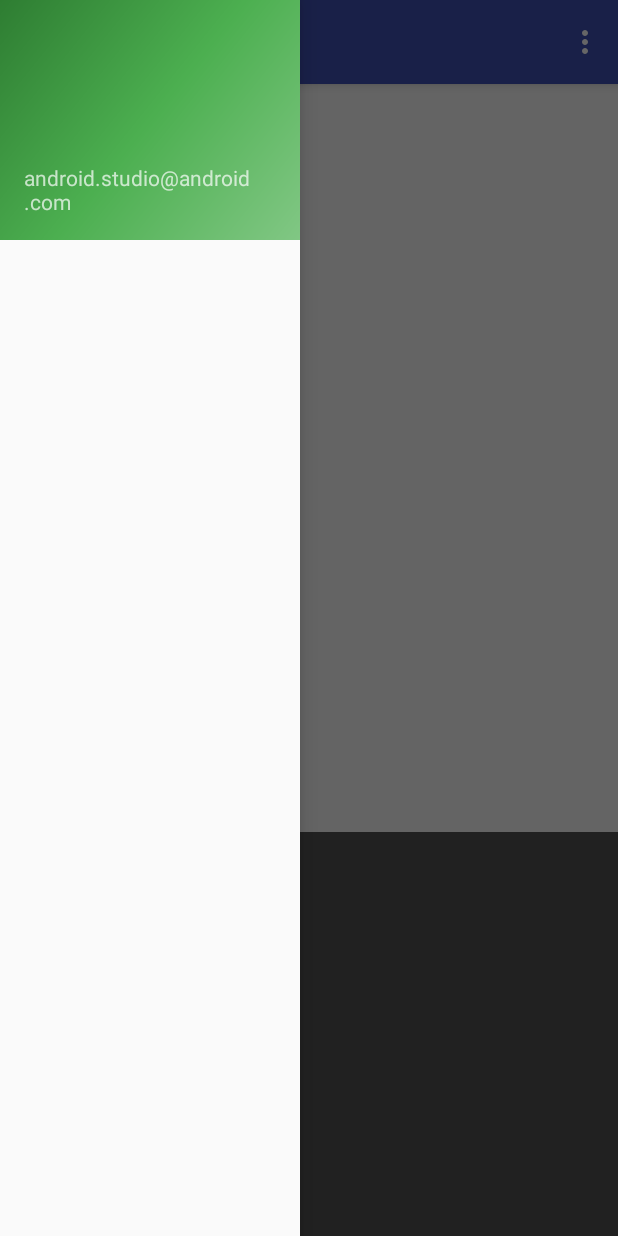
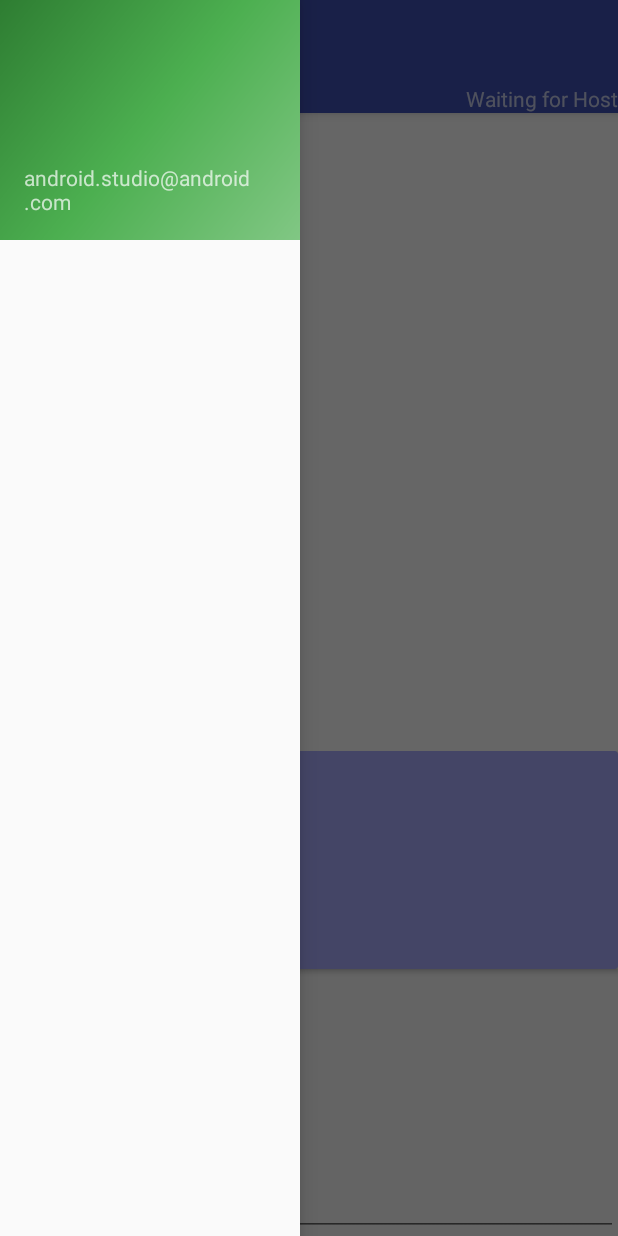
Before and after one commit to kjbappsllc/IDoodle, an Android app: the GameActivity screen opened directly, with no data from a screen before it, with the side drawer open, on a phone screen of 412 x 824 dp. Run offline under Robolectric (Android 15) with nearby library versions, the phone set to English and light mode, and no system bars; our stand-ins replace EventBus, Firebase (no records; nobody signed in at launch, a user with empty details on screens opened directly).

Commit message:
added the difference between drawer and user. Updated the state machine that takes in the Pregame state and the drawing state. Distinguished between host and user.  added some auxillary functions.

```diff
--- a/app/src/main/java/hu/ait/keyshawn/idoodle/GameActivity.java
+++ b/app/src/main/java/hu/ait/keyshawn/idoodle/GameActivity.java
@@ -15,7 +15,9 @@ import android.support.v7.app.AppCompatActivity;
 import android.support.v7.widget.Toolbar;
 import android.view.Menu;
 import android.view.MenuItem;
+import android.widget.Button;
 import android.widget.ImageView;
+import android.widget.TextView;
 
 import com.bumptech.glide.Glide;
 import com.bumptech.glide.load.engine.DiskCacheStrategy;
@@ -36,9 +38,13 @@ import com.google.firebase.database.ValueEventListener;
 
 import org.greenrobot.eventbus.EventBus;
 import org.greenrobot.eventbus.Subscribe;
+import org.w3c.dom.Text;
 
 import java.util.ArrayList;
 import java.util.HashMap;
+import java.util.List;
+import java.util.Map;
+import java.util.TreeMap;
 import java.util.UUID;
 
 import hu.ait.keyshawn.idoodle.View.DrawingView;
@@ -52,8 +58,15 @@ public class GameActivity extends AppCompatActivity
 
     private DrawingView dvMain;
     public ImageView ivProjectedCanvas;
+    public FloatingActionButton fab;
     public DatabaseReference mDatabase;
     public user currentUser;
+    public String currentDrawerID;
+    public Button btnStart;
+    public TextView tvWaiting;
+    public String hostUserID;
+    public TreeMap<String , Integer> gameUsers = new TreeMap<>();
+    public List<String> gameUserIDS = new ArrayList<>();
 
     @Override
     protected void onCreate(Bundle savedInstanceState) {
@@ -68,7 +81,11 @@ public class GameActivity extends AppCompatActivity
 
         initGameUserListEventListener();
 
+        initGameHostIDEventListener();
+
         initGameStateEventListener();
+
+        initCurrentDrawerEventListener();
     }
 
     private void initDB() {
@@ -76,6 +93,7 @@ public class GameActivity extends AppCompatActivity
         String gameKey = mDatabase.child(constants.db_Games).push().getKey();
 
         game newGame = new game(gameKey, "Test Game" );
+        setTitle(newGame.getGameName());
         mDatabase.child(constants.db_Games).child(gameKey).setValue(newGame);
 
         currentUser = getCurrentUser();
@@ -99,11 +117,21 @@ public class GameActivity extends AppCompatActivity
         dvMain = (DrawingView) findViewById(R.id.dvMainCanvas);
         ivProjectedCanvas = (ImageView) findViewById(R.id.ivProjectedCanvas);
 
-        FloatingActionButton fab = (FloatingActionButton) findViewById(R.id.fab);
+        fab = (FloatingActionButton) findViewById(R.id.fab);
         fab.setOnClickListener(new View.OnClickListener() {
             @Override
             public void onClick(View view) {
                 dvMain.clearDrawing();
+            }
+        });
+
+        btnStart = (Button) findViewById(R.id.btnStart);
+        tvWaiting = (TextView) findViewById(R.id.tvWaiting);
+
+        btnStart.setOnClickListener(new View.OnClickListener() {
+            @Override
+            public void onClick(View v) {
+                startGame();
             }
         });
 
@@ -115,6 +143,20 @@ public class GameActivity extends AppCompatActivity
 
         NavigationView navigationView = (NavigationView) findViewById(R.id.nav_view);
         navigationView.setNavigationItemSelectedListener(this);
+    }
+
+    public void initGameHostIDEventListener() {
+        mDatabase.child(constants.db_Games).child(currentUser.getCurrentGameID()).child(constants.db_Games_hostID).addValueEventListener(new ValueEventListener() {
+            @Override
+            public void onDataChange(DataSnapshot dataSnapshot) {
+                hostUserID = dataSnapshot.getValue(String.class);
+            }
+
+            @Override
+            public void onCancelled(DatabaseError databaseError) {
+
+            }
+        });
     }
 
     public void initGameDrawingEventLister() {
@@ -154,7 +196,13 @@ public class GameActivity extends AppCompatActivity
                 child(constants.db_Games_Userlist).addChildEventListener(new ChildEventListener() {
             @Override
             public void onChildAdded(DataSnapshot dataSnapshot, String s) {
-                //Do stuff
+                String ID = dataSnapshot.getKey();
+                int numPoints = dataSnapshot.getValue(int.class);
+
+                gameUsers.put(ID, numPoints);
+                gameUserIDS.add(ID);
+                checkUsers();
+
             }
 
             @Override
@@ -183,6 +231,20 @@ public class GameActivity extends AppCompatActivity
         });
     }
 
+    public void initCurrentDrawerEventListener() {
+        mDatabase.child(constants.db_Games).child(getCurrentUser().getCurrentGameID()).child(constants.db_Games_currentDrawer).addValueEventListener(new ValueEventListener() {
+            @Override
+            public void onDataChange(DataSnapshot dataSnapshot) {
+                currentDrawerID = dataSnapshot.getValue(String.class);
+            }
+
+            @Override
+            public void onCancelled(DatabaseError databaseError) {
+
+            }
+        });
+    }
+
     public void initGameStateEventListener() {
         mDatabase.child(constants.db_Games)
                 .child(getCurrentUser().getCurrentGameID())
@@ -196,10 +258,29 @@ public class GameActivity extends AppCompatActivity
 
                     switch (gs) {
                         case preGamePhase:
+                            if(hostUserID.equals(getCurrentUser().getUid())){
+                                btnStart.setVisibility(View.VISIBLE);
+                                tvWaiting.setVisibility(View.GONE);
+                            } else {
+                                btnStart.setVisibility(View.GONE);
+                                tvWaiting.setVisibility(View.VISIBLE);
+                            }
+
                             Log.d("gs", "PREGAME");
                             break;
 
                         case drawingPhase:
+
+                            if(currentDrawerID.equals(getCurrentUser().getUid())){
+                                ivProjectedCanvas.setVisibility(View.GONE);
+                                dvMain.setVisibility(View.VISIBLE);
+                                fab.setVisibility(View.VISIBLE);
+                            } else {
+                                ivProjectedCanvas.setVisibility(View.VISIBLE);
+                                dvMain.setVisibility(View.GONE);
+                                fab.setVisibility(View.GONE);
+                            }
+
                             Log.d("gs", "DRAWING");
                             break;
                     }
@@ -211,6 +292,13 @@ public class GameActivity extends AppCompatActivity
 
             }
         });
+    }
+
+    public void checkUsers() {
+        for(String key: gameUsers.keySet()){
+            Log.d("gameUsers", (key + " - " + gameUsers.get(key)));
+        }
+
     }
 
     private void leaveGame() {
@@ -235,28 +323,35 @@ public class GameActivity extends AppCompatActivity
         }
     }
 
-    @Override
-    public boolean onCreateOptionsMenu(Menu menu) {
-        // Inflate the menu; this adds items to the action bar if it is present.
-        getMenuInflater().inflate(R.menu.game, menu);
-        return true;
+    private void startGame() {
+        String newGs = gamestate.GameStateToString(gamestate.drawingPhase);
+
+        if(gameUsers.size() >= 1){
+            getNewDrawer(newGs);
+            btnStart.setVisibility(View.GONE);
+            tvWaiting.setVisibility(View.GONE);
+        }
     }
 
-    @Override
-    public boolean onOptionsItemSelected(MenuItem item) {
-        // Handle action bar item clicks here. The action bar will
-        // automatically handle clicks on the Home/Up button, so long
-        // as you specify a parent activity in AndroidManifest.xml.
-        int id = item.getItemId();
+    private void getNewDrawer(final String newGs) {
+        mDatabase.child(constants.db_Games).child(getCurrentUser().getCurrentGameID()).child(constants.db_Games_roundNumber).addListenerForSingleValueEvent(new ValueEventListener() {
+            @Override
+            public void onDataChange(DataSnapshot dataSnapshot) {
+                int roundNumber = dataSnapshot.getValue(int.class);
 
-        //noinspection SimplifiableIfStatement
-        if (id == R.id.action_startGame) {
-            String newGs = gamestate.GameStateToString(gamestate.drawingPhase);
-            mDatabase.child(constants.db_Games).child(getCurrentUser().getCurrentGameID()).child(constants.db_Games_gameState).setValue(newGs);
-            return true;
-        }
+                int index = roundNumber % gameUsers.size();
 
-        return super.onOptionsItemSelected(item);
+                String nextUserID = gameUserIDS.get(index);
+
+                mDatabase.child(constants.db_Games).child(getCurrentUser().getCurrentGameID()).child(constants.db_Games_currentDrawer).setValue(nextUserID);
+                mDatabase.child(constants.db_Games).child(getCurrentUser().getCurrentGameID()).child(constants.db_Games_gameState).setValue(newGs);
+            }
+
+            @Override
+            public void onCancelled(DatabaseError databaseError) {
+
+            }
+        });
     }
 
     @SuppressWarnings("StatementWithEmptyBody")
--- a/app/src/main/java/hu/ait/keyshawn/idoodle/constants/constants.java
+++ b/app/src/main/java/hu/ait/keyshawn/idoodle/constants/constants.java
@@ -17,4 +17,8 @@ public interface constants {
 
     public static final String db_Games_gameState = "gameState";
 
+    public static final String db_Games_roundNumber = "roundNumber";
+
+    public static final String db_Games_currentDrawer = "currentDrawer";
+
 }
--- a/app/src/main/java/hu/ait/keyshawn/idoodle/data/game.java
+++ b/app/src/main/java/hu/ait/keyshawn/idoodle/data/game.java
@@ -20,7 +20,7 @@ public class game {
         this.drawingUrl = "";
         this.currentDrawer = "";
         this.gameName = gameName;
-        this.roundNumber = 0;
+        this.roundNumber = 1;
         this.userList = new HashMap<>();
         this.hostUserID = "";
         this.gameState = saveGameState(gamestate.preGamePhase);
--- a/app/src/main/res/layout/app_bar_game.xml
+++ b/app/src/main/res/layout/app_bar_game.xml
@@ -16,8 +16,24 @@
             android:id="@+id/toolbar"
             android:layout_width="match_parent"
             android:layout_height="?attr/actionBarSize"
+            android:textAlignment="center"
             android:background="?attr/colorPrimary"
             app:popupTheme="@style/AppTheme.PopupOverlay" />
+
+        <Button
+            android:id="@+id/btnStart"
+            android:layout_width="wrap_content"
+            android:layout_height="wrap_content"
+            android:text="Start Game"
+            android:layout_gravity="end|top"
+            android:visibility="gone"/>
+
+        <TextView
+            android:id="@+id/tvWaiting"
+            android:layout_width="wrap_content"
+            android:layout_height="wrap_content"
+            android:text="Waiting for Host"
+            android:layout_gravity="end|top" />
 
     </android.support.design.widget.AppBarLayout>
 
@@ -25,10 +41,12 @@
 
     <android.support.design.widget.FloatingActionButton
         android:id="@+id/fab"
-        android:layout_width="35dp"
-        android:layout_height="35dp"
+        android:layout_width="wrap_content"
+        android:layout_height="wrap_content"
         android:layout_marginTop="70dp"
         android:layout_marginLeft="15dp"
-        android:layout_gravity="top|start" />
+        android:visibility="gone"
+        android:layout_gravity="top|start"
+        app:srcCompat ="@drawable/ic_delete_forever"/>
 
 </android.support.design.widget.CoordinatorLayout>
--- a/app/src/main/res/layout/content_game.xml
+++ b/app/src/main/res/layout/content_game.xml
@@ -1,11 +1,12 @@
 <?xml version="1.0" encoding="utf-8"?>
 <LinearLayout xmlns:android="http://schemas.android.com/apk/res/android"
     xmlns:tools="http://schemas.android.com/tools"
+    xmlns:app="http://schemas.android.com/apk/res-auto"
     android:id="@+id/activity_main"
     android:layout_width="match_parent"
     android:layout_height="match_parent"
     android:paddingTop="@dimen/activity_vertical_margin"
-    android:weightSum="6"
+    android:weightSum="10"
     android:orientation="vertical"
     tools:context="hu.ait.keyshawn.idoodle.GameActivity">
 
@@ -13,12 +14,50 @@
         android:id="@+id/dvMainCanvas"
         android:layout_width="match_parent"
         android:layout_height="0dp"
-        android:layout_weight="4" />
+        android:layout_weight="6"
+        android:visibility="gone"/>
 
     <ImageView
         android:id="@+id/ivProjectedCanvas"
         android:layout_width="match_parent"
         android:layout_height="0dp"
-        android:src="#545454"
-        android:layout_weight="2"/>
+        android:src="#FFF"
+        android:layout_weight="6"/>
+
+    <RelativeLayout
+        android:layout_width="match_parent"
+        android:layout_height="0dp"
+        android:layout_weight="4">
+
+        <android.support.v7.widget.CardView
+            android:id="@+id/cvMessages"
+            android:layout_alignParentTop="true"
+            android:layout_centerVertical="true"
+            app:cardBackgroundColor="#abadff"
+            android:layout_width="match_parent"
+            android:layout_height="145dp"
+            app:cardElevation="2dp">
+
+            <android.support.v7.widget.RecyclerView
+                android:id="@+id/rvMessages"
+                android:layout_width="match_parent"
+                android:layout_height="wrap_content"
+                android:scrollbars="vertical"/>
+
+        </android.support.v7.widget.CardView>
+
+        <android.support.design.widget.TextInputLayout
+            android:layout_width="match_parent"
+            android:layout_height="wrap_content"
+            android:layout_alignParentBottom="true">
+
+            <EditText
+                android:layout_width="match_parent"
+                android:maxLines="1"
+                android:layout_height="match_parent"
+                android:inputType="text"/>
+
+        </android.support.design.widget.TextInputLayout>
+
+    </RelativeLayout>
 </LinearLayout>
--- a/app/src/main/res/menu/game.xml
+++ /dev/null
@@ -1,9 +0,0 @@
-<?xml version="1.0" encoding="utf-8"?>
-<menu xmlns:android="http://schemas.android.com/apk/res/android"
-    xmlns:app="http://schemas.android.com/apk/res-auto">
-    <item
-        android:id="@+id/action_startGame"
-        android:orderInCategory="100"
-        android:title="@string/action_startGame"
-        app:showAsAction="withText" />
-</menu>
```
Also changed, not shown: app/src/main/res/drawable-hdpi/ic_delete_forever.png (added), app/src/main/res/drawable-mdpi/ic_delete_forever.png (added), app/src/main/res/drawable-xhdpi/ic_delete_forever.png (added), app/src/main/res/drawable-xxhdpi/ic_delete_forever.png (added), app/src/main/res/drawable-xxxhdpi/ic_delete_forever.png (added).
